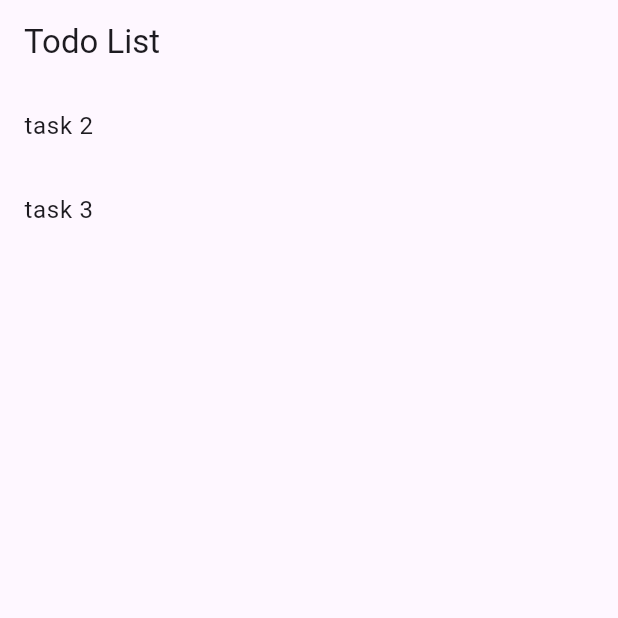
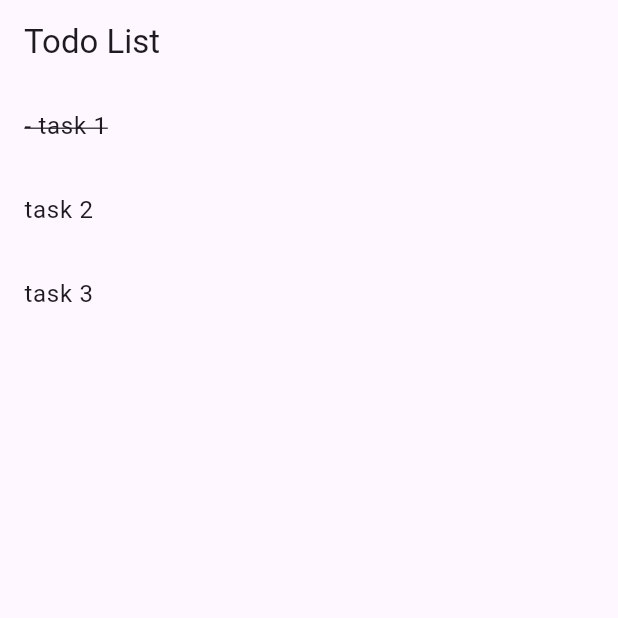
Before and after one commit to Ngai-E/microtask_app, a Flutter app: the screen it shows after launch, after a tap on "task 1", on a phone screen of 412 x 824 dp, the top half of it. Run offline on Flutter 3.47's test engine with Material 3 defaults, Android fonts, the phone set to English and light mode, and no system bars.

Commit message:
todo list strike through instead or remove

```diff
--- a/lib/main.dart
+++ b/lib/main.dart
@@ -50,10 +50,16 @@ class _MyHomePageState extends State<MyHomePage>{
         itemBuilder: (context, index) {
           final todo = _todos[index];
           return ListTile(
-            title: Text(todo),
+            title: Text(
+                todo,
+                style: TextStyle(decoration: todo.startsWith('-') ? TextDecoration.lineThrough : TextDecoration.none),),
             onTap: () {
               setState(() {
-                _todos.removeAt(index);
+                if (todo.startsWith('-')) {
+                  _todos[index] = todo.substring(2);
+                } else {
+                  _todos[index] = '- $todo';
+                }
               });
             },);
         }),
```
